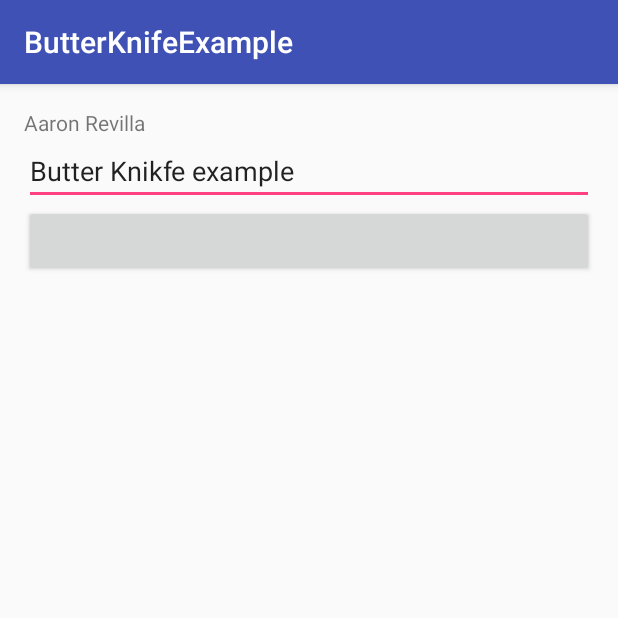
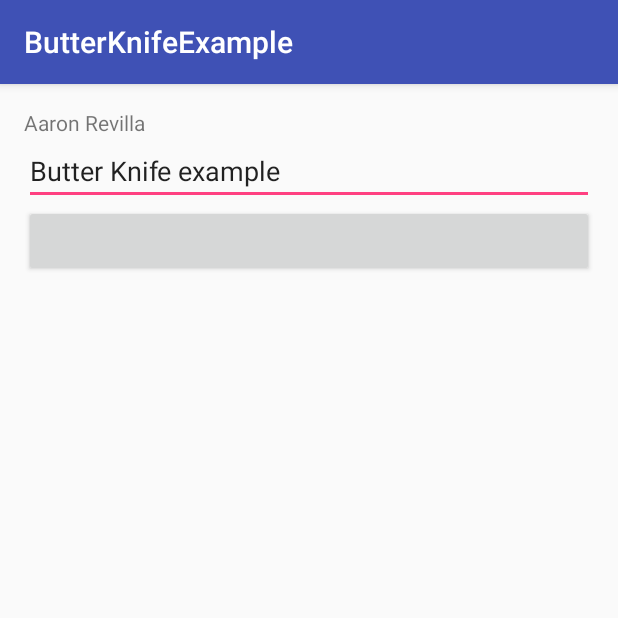
Before and after one commit to AaronRevilla/FireFlies.ButterKnifeExample, an Android app: the screen it shows after launch (MainActivity), on a phone screen of 412 x 824 dp, the top half of it. Run offline under Robolectric (Android 15) with nearby library versions, the phone set to English and light mode, and no system bars; our stand-ins replace ButterKnife.

Commit message:
ButterKnifeExample

```diff
--- a/app/src/main/java/com/project/aaron/butterknifeexample/MainActivity.java
+++ b/app/src/main/java/com/project/aaron/butterknifeexample/MainActivity.java
@@ -29,7 +29,7 @@ public class MainActivity extends AppCompatActivity {
         ButterKnife.bind(this);
 
         textView.setText("Aaron Revilla");
-        editText.setText("Butter Knikfe example");
+        editText.setText("Butter Knife example");
 
     }
 
```
